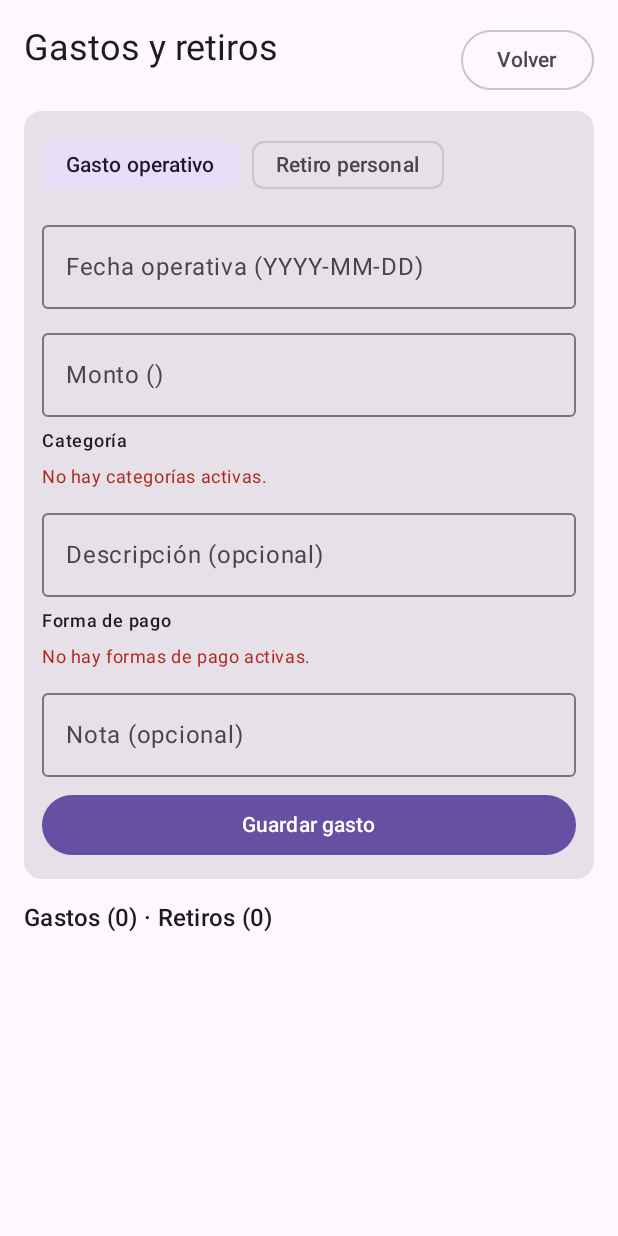
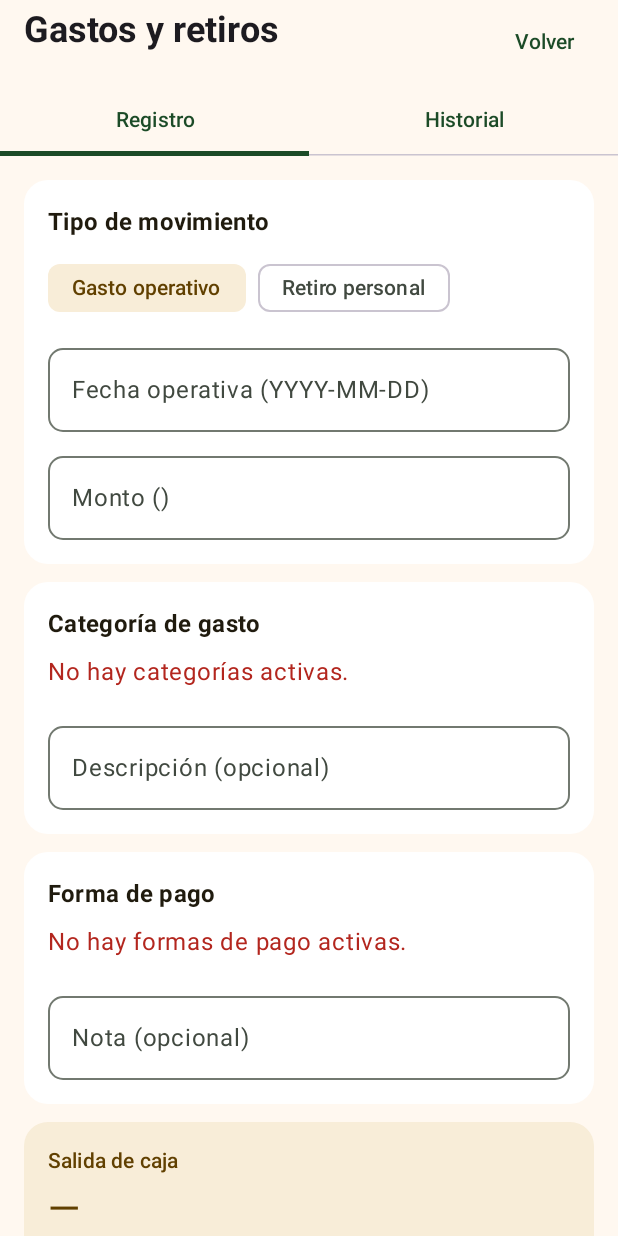
Before and after one commit to MiguelA05/egglytics, an Android app built with Jetpack Compose: the composable ExpensesScreen called with empty values, on a phone screen of 412 x 824 dp. Run offline under Robolectric (Android 15) with nearby library versions, the phone set to English and light mode, and no system bars; our stand-ins replace Dagger/Hilt's generated code; 1 statement that could not run was skipped.

Commit message:
feat(app): redesign expense and withdrawal entry and history

```diff
--- a/app/src/main/kotlin/com/egglytics/ui/ExpensesScreen.kt
+++ b/app/src/main/kotlin/com/egglytics/ui/ExpensesScreen.kt
@@ -1,32 +1,23 @@
 package com.egglytics.ui
 
-import androidx.compose.foundation.layout.Arrangement
-import androidx.compose.foundation.layout.Column
-import androidx.compose.foundation.layout.ExperimentalLayoutApi
-import androidx.compose.foundation.layout.FlowRow
-import androidx.compose.foundation.layout.Row
-import androidx.compose.foundation.layout.Spacer
-import androidx.compose.foundation.layout.fillMaxSize
-import androidx.compose.foundation.layout.fillMaxWidth
-import androidx.compose.foundation.layout.height
-import androidx.compose.foundation.layout.padding
+import androidx.compose.foundation.layout.*
+import androidx.compose.foundation.shape.RoundedCornerShape
 import androidx.compose.foundation.lazy.LazyColumn
 import androidx.compose.foundation.lazy.items
 import androidx.compose.foundation.text.KeyboardOptions
-import androidx.compose.material3.Button
-import androidx.compose.material3.Card
-import androidx.compose.material3.FilterChip
-import androidx.compose.material3.MaterialTheme
-import androidx.compose.material3.OutlinedButton
-import androidx.compose.material3.OutlinedTextField
-import androidx.compose.material3.Scaffold
-import androidx.compose.material3.Text
-import androidx.compose.material3.TextButton
+import androidx.compose.material3.*
 import androidx.compose.runtime.Composable
 import androidx.compose.runtime.getValue
 import androidx.compose.runtime.mutableStateOf
 import androidx.compose.runtime.remember
 import androidx.compose.runtime.setValue
+import androidx.compose.runtime.saveable.rememberSaveable
+import androidx.compose.ui.Alignment
+import androidx.compose.ui.text.font.FontWeight
+import java.time.Instant
+import java.time.LocalDate
+import java.text.NumberFormat
+import java.util.Locale
 import androidx.compose.ui.Modifier
 import androidx.compose.ui.text.input.KeyboardType
 import androidx.compose.ui.unit.dp
@@ -37,7 +28,6 @@ import com.egglytics.domain.model.ReversalTargetCollection
 import com.egglytics.ui.components.SyncStatusBadge
 import com.egglytics.ui.components.VoidReasonDialog
 
-@OptIn(ExperimentalLayoutApi::class)
 @Composable
 internal fun ExpensesRoute(
     session: SessionState.Authenticated,
@@ -46,6 +36,7 @@ internal fun ExpensesRoute(
 ) {
     val expensesUi by expensesViewModel.uiState.collectAsStateWithLifecycle()
     ExpensesScreen(
+        businessName = session.business.name,
         currency = session.business.currency,
         state = expensesUi,
         onBack = onBack,
@@ -63,8 +54,10 @@ internal fun ExpensesRoute(
     )
 }
 
+@OptIn(ExperimentalLayoutApi::class)
 @Composable
 fun ExpensesScreen(
+    businessName: String,
     currency: String,
     state: ExpensesUiState,
     onBack: () -> Unit,
@@ -78,252 +71,176 @@ fun ExpensesScreen(
     onSubmit: () -> Unit,
     onVoidMovement: (ReversalTargetCollection, String, String) -> Unit = { _, _, _ -> },
 ) {
-    val categoryNames = state.categories.associate { it.id to it.name }
-    val methodNames = state.paymentMethods.associate { it.id to it.name }
-    var pendingVoid by remember { mutableStateOf<Triple<ReversalTargetCollection, String, String>?>(null) }
+    val form = state.form
+    val expense = form.mode == ExpenseFormMode.EXPENSE
+    val money = remember { NumberFormat.getIntegerInstance(Locale.forLanguageTag("es-CO")) }
+    val category = state.categories.find { it.id == form.selectedCategoryId }?.name
+    val method = state.paymentMethods.find { it.id == form.selectedMethodId }?.name
+    val amount = form.amountInput.trim().toLongOrNull()?.takeIf { it > 0 }
+    var history by rememberSaveable { mutableStateOf(false) }
+    var pendingVoid by remember { mutableStateOf<OutflowRow?>(null) }
 
-    pendingVoid?.let { (targetCollection, targetId, description) ->
+    MaterialTheme(colorScheme = egglyticsColors) {
+        pendingVoid?.let { row ->
             VoidReasonDialog(
-            title = "Anular movimiento",
-            description = description,
+                title = if (row.collection == ReversalTargetCollection.EXPENSES) "Anular gasto" else "Anular retiro",
+                description = "${row.title} del ${OperationalDate.format(row.date)} · ${money.format(row.amount)} $currency · ${row.method}",
                 onDismiss = { pendingVoid = null },
                 onConfirm = { reason ->
-                onVoidMovement(targetCollection, targetId, reason)
+                    onVoidMovement(row.collection, row.id, reason)
                     pendingVoid = null
                 },
             )
         }
-
-    Scaffold { innerPadding ->
-        LazyColumn(
-            modifier = Modifier
-                .fillMaxSize()
-                .padding(innerPadding)
-                .padding(16.dp),
-            verticalArrangement = Arrangement.spacedBy(10.dp),
-        ) {
+        Scaffold(containerColor = egglyticsColors.background) { insets ->
+            Column(Modifier.fillMaxSize().padding(insets).consumeWindowInsets(insets).imePadding()) {
+                Row(Modifier.fillMaxWidth().padding(horizontal = 16.dp, vertical = 4.dp), verticalAlignment = Alignment.CenterVertically) {
+                    Column(Modifier.weight(1f)) {
+                        Text("Gastos y retiros", style = MaterialTheme.typography.headlineSmall, fontWeight = FontWeight.Bold)
+                        Text(businessName, style = MaterialTheme.typography.bodySmall)
+                    }
+                    TextButton(onClick = onBack) { Text("Volver") }
+                }
+                TabRow(selectedTabIndex = if (history) 1 else 0, containerColor = egglyticsColors.background) {
+                    Tab(selected = !history, onClick = { history = false }, text = { Text("Registro") })
+                    Tab(selected = history, onClick = { history = true }, text = { Text("Historial") })
+                }
+                if (history) {
+                    val rows = remember(state.expenses, state.withdrawals, state.categories, state.paymentMethods) {
+                        outflows(state)
+                    }
+                    LazyColumn(contentPadding = PaddingValues(16.dp), verticalArrangement = Arrangement.spacedBy(12.dp)) {
                         item {
-                Row(
-                    modifier = Modifier.fillMaxWidth(),
-                    horizontalArrangement = Arrangement.SpaceBetween,
-                ) {
-                    Text("Gastos y retiros", style = MaterialTheme.typography.headlineSmall)
-                    OutlinedButton(onClick = onBack) { Text("Volver") }
+                            OutflowPanel("Salidas registradas") {
+                                if (state.historyReady) {
+                                    Text("Gastos (${state.expenses.size}) · Retiros (${state.withdrawals.size})")
+                                    val active = rows.filter { it.key !in state.reversedReasons }
+                                    val expenses = active.filter { it.collection == ReversalTargetCollection.EXPENSES }.sumOf { it.amount.toBigInteger() }
+                                    val withdrawals = active.filter { it.collection == ReversalTargetCollection.WITHDRAWALS }.sumOf { it.amount.toBigInteger() }
+                                    Text("Gastos operativos · ${money.format(expenses)} $currency")
+                                    Text("Retiros personales · ${money.format(withdrawals)} $currency")
+                                    HorizontalDivider()
+                                    Text("Total de salidas · ${money.format(expenses + withdrawals)} $currency", style = MaterialTheme.typography.titleLarge)
+                                    if (active.size < rows.size) Text("Los importes excluyen movimientos anulados.", style = MaterialTheme.typography.bodySmall)
+                                    if (active.any { it.pending }) Text("Incluye salidas pendientes de sincronización.", style = MaterialTheme.typography.bodySmall)
+                                } else if (state.error == null) Text("Cargando movimientos…")
+                                state.error?.let { Text(it, color = egglyticsColors.error) }
                             }
                         }
-
-            item {
-                Card(modifier = Modifier.fillMaxWidth()) {
-                    Column(
-                        modifier = Modifier
-                            .fillMaxWidth()
-                            .padding(12.dp),
-                        verticalArrangement = Arrangement.spacedBy(8.dp),
-                    ) {
-                        Row(horizontalArrangement = Arrangement.spacedBy(8.dp)) {
-                            FilterChip(
-                                selected = state.form.mode == ExpenseFormMode.EXPENSE,
-                                onClick = { onModeChange(ExpenseFormMode.EXPENSE) },
-                                label = { Text("Gasto operativo") },
-                            )
-                            FilterChip(
-                                selected = state.form.mode == ExpenseFormMode.WITHDRAWAL,
-                                onClick = { onModeChange(ExpenseFormMode.WITHDRAWAL) },
-                                label = { Text("Retiro personal") },
-                            )
+                        if (rows.isEmpty() && state.historyReady) item {
+                            OutflowPanel("Sin movimientos registrados") {
+                                TextButton(onClick = { history = false }) { Text("Registrar movimiento") }
                             }
-
-                        OutlinedTextField(
-                            value = state.form.dateInput,
-                            onValueChange = onDateChange,
-                            label = { Text("Fecha operativa (YYYY-MM-DD)") },
-                            singleLine = true,
-                            modifier = Modifier.fillMaxWidth(),
-                        )
-
-                        OutlinedTextField(
-                            value = state.form.amountInput,
-                            onValueChange = onAmountChange,
-                            label = { Text("Monto ($currency)") },
-                            singleLine = true,
-                            keyboardOptions = KeyboardOptions(keyboardType = KeyboardType.Number),
-                            modifier = Modifier.fillMaxWidth(),
-                        )
-
-                        if (state.form.mode == ExpenseFormMode.EXPENSE) {
-                            Text("Categoría", style = MaterialTheme.typography.labelMedium)
-                            if (state.categories.isEmpty()) {
-                                Text(
-                                    "No hay categorías activas.",
-                                    color = MaterialTheme.colorScheme.error,
-                                    style = MaterialTheme.typography.bodySmall,
-                                )
-                            } else {
-                                FlowRow(horizontalArrangement = Arrangement.spacedBy(8.dp)) {
-                                    state.categories.forEach { cat ->
-                                        FilterChip(
-                                            selected = state.form.selectedCategoryId == cat.id,
-                                            onClick = { onCategorySelect(cat.id) },
-                                            label = { Text(cat.name) },
-                                        )
+                        }
+                        items(rows, key = { it.key }) { row ->
+                            val reason = state.reversedReasons[row.key]
+                            OutflowPanel(row.title) {
+                                Text(OperationalDate.format(row.date), style = MaterialTheme.typography.bodySmall)
+                                Text("${if (reason == null) "−" else ""}${money.format(row.amount)} $currency", style = MaterialTheme.typography.titleLarge)
+                                Text("Forma de pago · ${row.method}")
+                                row.description?.takeIf(String::isNotBlank)?.let { Text(it) }
+                                row.note?.takeIf(String::isNotBlank)?.let { Text("Nota: $it") }
+                                SyncStatusBadge(isPendingWrite = row.pending)
+                                if (reason != null) Text("Anulado · Motivo: $reason", color = egglyticsColors.error)
+                                else if (state.isAdmin && state.historyReady) TextButton(onClick = { pendingVoid = row }) { Text("Anular") }
                             }
                         }
                     }
-                            OutlinedTextField(
-                                value = state.form.descriptionInput,
-                                onValueChange = onDescriptionChange,
-                                label = { Text("Descripción (opcional)") },
-                                singleLine = true,
-                                modifier = Modifier.fillMaxWidth(),
-                            )
+                } else {
+                    LazyColumn(contentPadding = PaddingValues(16.dp), verticalArrangement = Arrangement.spacedBy(12.dp)) {
+                        item {
+                            OutflowPanel("Tipo de movimiento") {
+                                FlowRow(horizontalArrangement = Arrangement.spacedBy(8.dp)) {
+                                    FilterChip(selected = expense, onClick = { onModeChange(ExpenseFormMode.EXPENSE) }, label = { Text("Gasto operativo") })
+                                    FilterChip(selected = !expense, onClick = { onModeChange(ExpenseFormMode.WITHDRAWAL) }, label = { Text("Retiro personal") })
                                 }
-
-                        Text("Forma de pago", style = MaterialTheme.typography.labelMedium)
-                        if (state.paymentMethods.isEmpty()) {
-                            Text(
-                                "No hay formas de pago activas.",
-                                color = MaterialTheme.colorScheme.error,
-                                style = MaterialTheme.typography.bodySmall,
-                            )
-                        } else {
+                                Input("Fecha operativa (YYYY-MM-DD)", form.dateInput, onDateChange)
+                                Input("Monto ($currency)", form.amountInput, onAmountChange, numeric = true)
+                            }
+                        }
+                        if (expense) item {
+                            OutflowPanel("Categoría de gasto") {
+                                if (state.categories.isEmpty()) Text("No hay categorías activas.", color = egglyticsColors.error)
                                 FlowRow(horizontalArrangement = Arrangement.spacedBy(8.dp)) {
-                                state.paymentMethods.forEach { m ->
-                                    FilterChip(
-                                        selected = state.form.selectedMethodId == m.id,
-                                        onClick = { onMethodSelect(m.id) },
-                                        label = { Text(m.name) },
-                                    )
+                                    state.categories.forEach { option ->
+                                        FilterChip(selected = option.id == form.selectedCategoryId, onClick = { onCategorySelect(option.id) },
+                                            label = { Text(option.name) })
+                                    }
+                                }
+                                Input("Descripción (opcional)", form.descriptionInput, onDescriptionChange)
+                            }
+                        }
+                        item {
+                            OutflowPanel("Forma de pago") {
+                                if (state.paymentMethods.isEmpty()) Text("No hay formas de pago activas.", color = egglyticsColors.error)
+                                FlowRow(horizontalArrangement = Arrangement.spacedBy(8.dp)) {
+                                    state.paymentMethods.forEach { option ->
+                                        FilterChip(selected = option.id == form.selectedMethodId, onClick = { onMethodSelect(option.id) },
+                                            label = { Text(option.name) })
+                                    }
+                                }
+                                Input("Nota (opcional)", form.noteInput, onNoteChange)
+                            }
+                        }
+                        item {
+                            Surface(color = egglyticsColors.secondaryContainer, shape = outflowShape) {
+                                Column(Modifier.fillMaxWidth().padding(16.dp), verticalArrangement = Arrangement.spacedBy(4.dp)) {
+                                    Text("Salida de caja", style = MaterialTheme.typography.labelLarge)
+                                    Text(amount?.let { "−${money.format(it)} $currency" } ?: "—", style = MaterialTheme.typography.headlineMedium)
+                                    Text(listOfNotNull(if (expense) "Gasto operativo" else "Retiro personal", category.takeIf { expense }, method).joinToString(" · "))
                                 }
                             }
                         }
-
-                        OutlinedTextField(
-                            value = state.form.noteInput,
-                            onValueChange = onNoteChange,
-                            label = { Text("Nota (opcional)") },
-                            singleLine = true,
-                            modifier = Modifier.fillMaxWidth(),
-                        )
-
-                        if (state.form.formError != null) {
-                            Text(
-                                text = state.form.formError,
-                                color = MaterialTheme.colorScheme.error,
-                                style = MaterialTheme.typography.bodySmall,
-                            )
-                        }
-                        Button(onClick = onSubmit, modifier = Modifier.fillMaxWidth()) {
-                            Text(
-                                if (state.form.mode == ExpenseFormMode.EXPENSE) {
-                                    "Guardar gasto"
-                                } else {
-                                    "Guardar retiro"
-                                },
-                            )
-                        }
-                    }
-                }
-            }
-
                         item {
-                Spacer(modifier = Modifier.height(4.dp))
-                Text(
-                    text = "Gastos (${state.expenses.size}) · Retiros (${state.withdrawals.size})",
-                    style = MaterialTheme.typography.titleMedium,
-                )
-                if (state.error != null) {
-                    Text(
-                        text = state.error,
-                        color = MaterialTheme.colorScheme.error,
-                        style = MaterialTheme.typography.bodySmall,
-                    )
-                }
-            }
-
-            items(state.expenses, key = { "exp_${it.expense.id}" }) { item ->
-                val catName = categoryNames[item.expense.categoryId] ?: item.expense.categoryId
-                val methodName = methodNames[item.expense.methodId] ?: item.expense.methodId
-                val revReason = state.reversedReasons["${ReversalTargetCollection.EXPENSES.firestoreValue}_${item.expense.id}"]
-                Card(modifier = Modifier.fillMaxWidth()) {
-                    Row(
-                        modifier = Modifier
-                            .fillMaxWidth()
-                            .padding(12.dp),
-                        horizontalArrangement = Arrangement.SpaceBetween,
-                    ) {
-                        Column(modifier = Modifier.weight(1f)) {
-                            Text(
-                                "${OperationalDate.format(item.expense.fechaOperativa)} · Gasto ($catName)",
-                                style = MaterialTheme.typography.titleSmall,
-                            )
-                            Text(
-                                "${item.expense.amount} $currency · $methodName",
-                                style = MaterialTheme.typography.bodySmall,
-                            )
-                            if (revReason != null) {
-                                Text(
-                                    "Anulado · Motivo: $revReason",
-                                    color = MaterialTheme.colorScheme.error,
-                                    style = MaterialTheme.typography.bodySmall,
-                                )
-                            } else if (state.isAdmin) {
-                                TextButton(
-                                    onClick = {
-                                        pendingVoid = Triple(
-                                            ReversalTargetCollection.EXPENSES,
-                                            item.expense.id,
-                                            "Gasto $catName (${item.expense.amount} $currency)",
-                                        )
-                                    },
-                                ) { Text("Anular") }
-                            }
-                        }
-                        SyncStatusBadge(isPendingWrite = item.isPendingWrite)
-                    }
-                }
-            }
-
-            items(state.withdrawals, key = { "w_${it.withdrawal.id}" }) { item ->
-                val methodName = methodNames[item.withdrawal.methodId] ?: item.withdrawal.methodId
-                val revReason = state.reversedReasons["${ReversalTargetCollection.WITHDRAWALS.firestoreValue}_${item.withdrawal.id}"]
-                Card(modifier = Modifier.fillMaxWidth()) {
-                    Row(
-                        modifier = Modifier
-                            .fillMaxWidth()
-                            .padding(12.dp),
-                        horizontalArrangement = Arrangement.SpaceBetween,
-                    ) {
-                        Column(modifier = Modifier.weight(1f)) {
-                            Text(
-                                "${OperationalDate.format(item.withdrawal.fechaOperativa)} · Retiro personal",
-                                style = MaterialTheme.typography.titleSmall,
-                            )
-                            Text(
-                                "${item.withdrawal.amount} $currency · $methodName",
-                                style = MaterialTheme.typography.bodySmall,
-                            )
-                            if (revReason != null) {
-                                Text(
-                                    "Anulado · Motivo: $revReason",
-                                    color = MaterialTheme.colorScheme.error,
-                                    style = MaterialTheme.typography.bodySmall,
-                                )
-                            } else if (state.isAdmin) {
-                                TextButton(
-                                    onClick = {
-                                        pendingVoid = Triple(
-                                            ReversalTargetCollection.WITHDRAWALS,
-                                            item.withdrawal.id,
-                                            "Retiro personal (${item.withdrawal.amount} $currency)",
-                                        )
-                                    },
-                                ) { Text("Anular") }
-                            }
-                        }
-                        SyncStatusBadge(isPendingWrite = item.isPendingWrite)
+                            form.formError?.let { Text(it, color = egglyticsColors.error) }
+                            state.error?.let { Text(it, color = egglyticsColors.error) }
+                            Button(onClick = onSubmit, modifier = Modifier.fillMaxWidth().heightIn(min = 48.dp), shape = outflowShape) {
+                                Text(if (expense) "Guardar gasto" else "Guardar retiro")
                             }
                         }
                     }
                 }
             }
         }
+    }
+}
+
+private val outflowShape = RoundedCornerShape(16.dp)
+
+@Composable
+private fun OutflowPanel(title: String, content: @Composable ColumnScope.() -> Unit) {
+    Surface(shape = outflowShape) {
+        Column(Modifier.fillMaxWidth().padding(16.dp), verticalArrangement = Arrangement.spacedBy(8.dp)) {
+            Text(title, style = MaterialTheme.typography.titleMedium, fontWeight = FontWeight.Bold)
+            content()
+        }
+    }
+}
+
+@Composable
+private fun Input(label: String, value: String, change: (String) -> Unit, numeric: Boolean = false) {
+    OutlinedTextField(value = value, onValueChange = change, label = { Text(label) }, modifier = Modifier.fillMaxWidth(),
+        singleLine = true, shape = RoundedCornerShape(10.dp),
+        keyboardOptions = KeyboardOptions(keyboardType = if (numeric) KeyboardType.Number else KeyboardType.Text))
+}
+
+private data class OutflowRow(
+    val collection: ReversalTargetCollection, val id: String, val date: LocalDate, val createdAt: Instant,
+    val title: String, val amount: Long, val method: String, val description: String?, val note: String?, val pending: Boolean,
+) {
+    val key = "${collection.firestoreValue}_$id"
+}
+
+private fun outflows(state: ExpensesUiState): List<OutflowRow> = buildList {
+    val categories = state.categories.associate { it.id to it.name }
+    val methods = state.paymentMethods.associate { it.id to it.name }
+    state.expenses.forEach { (e, pending) ->
+        add(OutflowRow(ReversalTargetCollection.EXPENSES, e.id, e.fechaOperativa, e.createdAt,
+            "Gasto · ${categories[e.categoryId] ?: e.categoryId}", e.amount, methods[e.methodId] ?: e.methodId,
+            e.description, e.note, pending))
+    }
+    state.withdrawals.forEach { (w, pending) ->
+        add(OutflowRow(ReversalTargetCollection.WITHDRAWALS, w.id, w.fechaOperativa, w.createdAt,
+            "Retiro personal", w.amount, methods[w.methodId] ?: w.methodId, null, w.note, pending))
+    }
+}.sortedWith(compareByDescending<OutflowRow> { it.date }.thenByDescending { it.createdAt }.thenBy { it.key })
```
Also changed, not shown: app/src/main/kotlin/com/egglytics/ui/ExpensesViewModel.kt (+9 -4 lines). Lines whose indentation alone changed are shown as unchanged.
